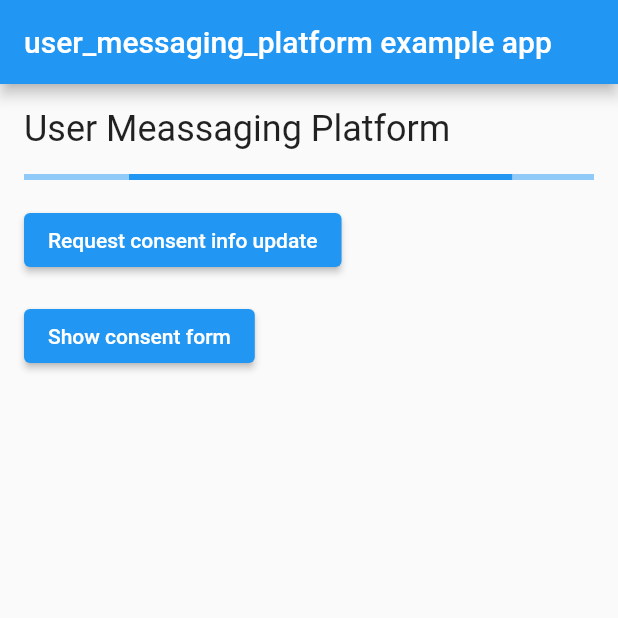
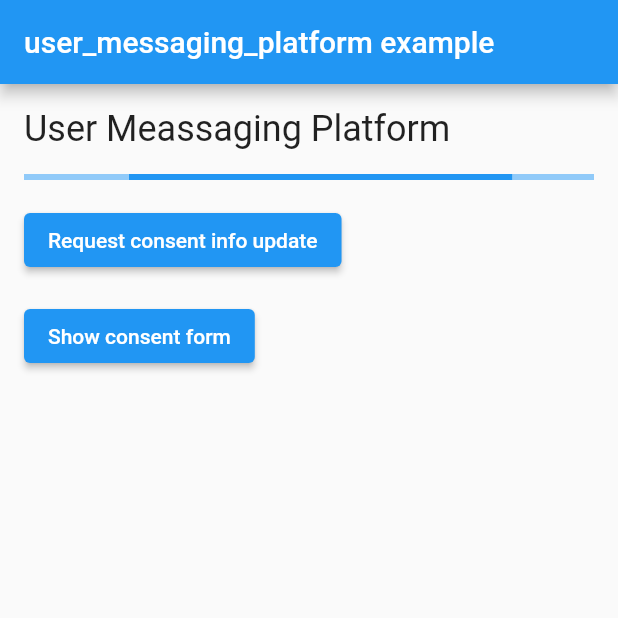
Before and after one commit to blaugold/user_messaging_platform, a Flutter app: the screen it shows after launch, on a phone screen of 412 x 824 dp, the top half of it. Run offline on Flutter 3.47's test engine with Material 2 defaults, Android fonts, the phone set to English and light mode, and no system bars.

Commit message:
add docs
closes #1

```diff
--- a/example/lib/main.dart
+++ b/example/lib/main.dart
@@ -14,14 +14,19 @@ class MyApp extends StatefulWidget {
 }
 
 class _MyAppState extends State<MyApp> {
+  // Using a field to access the plugin makes access less verbose and allows
+  // replacing it with a mock for testing.
   final _ump = UserMessagingPlatform.instance;
 
+  // Only applicable to iOS.
   TrackingAuthorizationStatus _trackingAuthorizationStatus;
 
+  // The latest consent info.
   ConsentInformation _consentInformation;
 
   @override
   void initState() {
+    // Load the current `TrackingAuthorizationStatus`.
     if (defaultTargetPlatform == TargetPlatform.iOS) {
       _ump.getTrackingAuthorizationStatus().then((status) {
         setState(() {
@@ -30,6 +35,8 @@ class _MyAppState extends State<MyApp> {
       });
     }
 
+    // Load the latest `ConsentInformation`. This will always work but does
+    // not request the latest info from the UMP backend.
     _ump.getConsentInfo().then((info) {
       setState(() {
         _consentInformation = info;
@@ -44,13 +51,14 @@ class _MyAppState extends State<MyApp> {
     return MaterialApp(
       home: Scaffold(
         appBar: AppBar(
-          title: const Text('user_messaging_platform example app'),
+          title: const Text('user_messaging_platform example'),
         ),
         body: Padding(
           padding: const EdgeInsets.all(16.0),
           child: Column(
             crossAxisAlignment: CrossAxisAlignment.start,
             children: [
+              // UMP
               Text(
                 'User Meassaging Platform',
                 style: Theme.of(context).textTheme.headline5,
```
Also changed, not shown: 1 other file.
